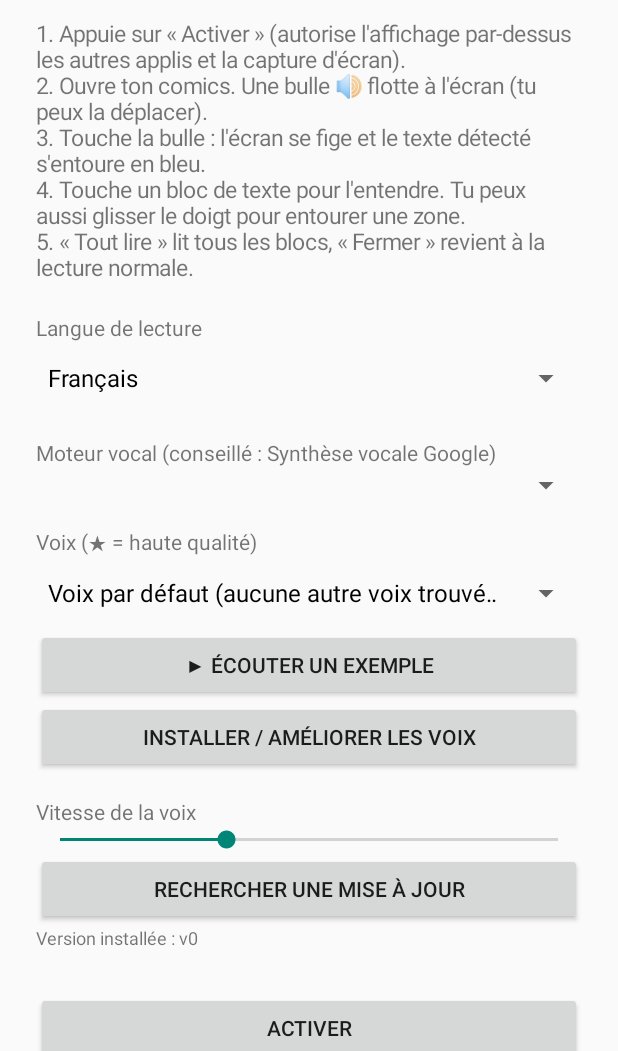
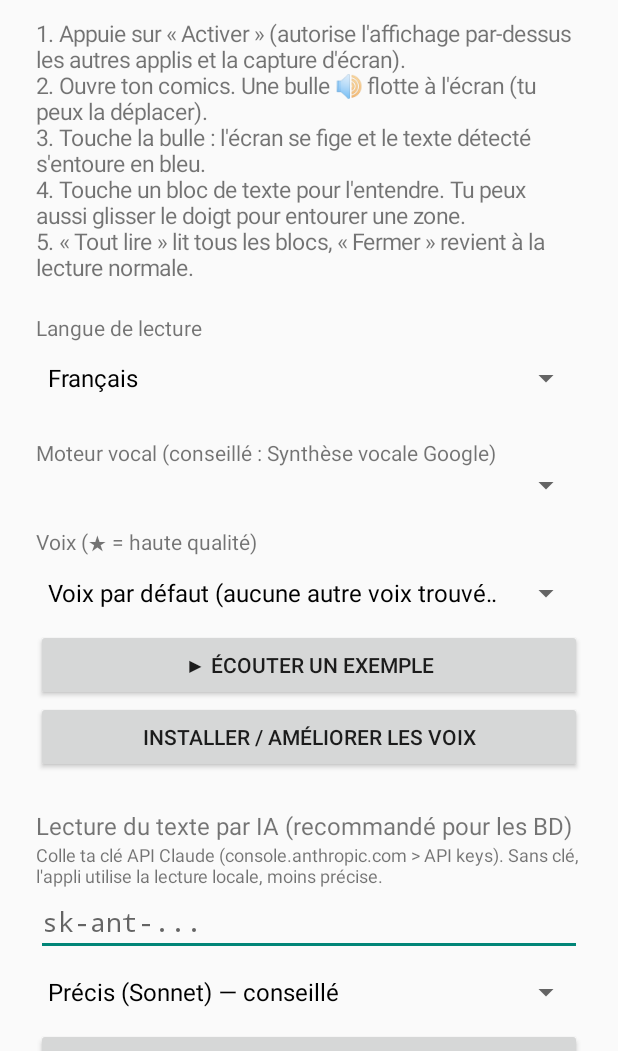
Before and after one commit to idriiss932/lecteur-ecran, an Android app: the screen it shows after launch (MainActivity), on a phone screen of 412 x 824 dp, the part 185-1236 px from its top. Run offline under Robolectric (Android 15) with nearby library versions, the phone set to English and light mode, and no system bars.

Commit message:
Lecture du texte par IA (API Claude) avec repli sur la détection locale
Co-Authored-By: Claude Sonnet 5.5 <noreply@anthropic.com>
Claude-Session: https://claude.ai/code/session_012y47pePGTRWhs77PCumJeD

```diff
--- a/app/src/main/java/com/example/lecteurecran/MainActivity.kt
+++ b/app/src/main/java/com/example/lecteurecran/MainActivity.kt
@@ -16,7 +16,11 @@ import android.speech.tts.Voice
 import android.view.View
 import android.widget.AdapterView
 import android.widget.ArrayAdapter
+import android.text.Editable
+import android.text.InputType
+import android.text.TextWatcher
 import android.widget.Button
+import android.widget.EditText
 import android.widget.LinearLayout
 import android.widget.ScrollView
 import android.widget.SeekBar
@@ -154,6 +158,67 @@ class MainActivity : Activity() {
         col.addView(Button(this).apply {
             text = "Installer / améliorer les voix"
             setOnClickListener { openTtsSettings() }
+        })
+
+        // ---- lecture par IA
+        col.addView(TextView(this).apply {
+            text = "Lecture du texte par IA (recommandé pour les BD)"
+            textSize = 16f
+            setPadding(0, dp(24), 0, 0)
+        })
+        col.addView(TextView(this).apply {
+            text = "Colle ta clé API Claude (console.anthropic.com > API keys). Sans clé, l'appli utilise la lecture locale, moins précise."
+            textSize = 12f
+        })
+        col.addView(EditText(this).apply {
+            hint = "sk-ant-..."
+            inputType = InputType.TYPE_CLASS_TEXT or InputType.TYPE_TEXT_VARIATION_PASSWORD
+            setText(prefs.getString("ai_key", ""))
+            addTextChangedListener(object : TextWatcher {
+                override fun afterTextChanged(e: Editable?) {
+                    prefs.edit().putString("ai_key", e?.toString()?.trim() ?: "").apply()
+                }
+                override fun beforeTextChanged(s: CharSequence?, a: Int, b: Int, c: Int) {}
+                override fun onTextChanged(s: CharSequence?, a: Int, b: Int, c: Int) {}
+            })
+        })
+        val models = listOf(
+            "Précis (Sonnet) — conseillé" to AiOcr.MODEL_PRECISE,
+            "Rapide et économique (Haiku)" to AiOcr.MODEL_FAST
+        )
+        val modelSpinner = Spinner(this)
+        modelSpinner.adapter = ArrayAdapter(
+            this, android.R.layout.simple_spinner_dropdown_item, models.map { it.first }
+        )
+        modelSpinner.setSelection(
+            models.indexOfFirst { it.second == prefs.getString("ai_model", AiOcr.MODEL_PRECISE) }.coerceAtLeast(0)
+        )
+        modelSpinner.onItemSelectedListener = object : AdapterView.OnItemSelectedListener {
+            override fun onItemSelected(p: AdapterView<*>?, v: View?, pos: Int, id: Long) {
+                prefs.edit().putString("ai_model", models[pos].second).apply()
+            }
+            override fun onNothingSelected(p: AdapterView<*>?) {}
+        }
+        col.addView(modelSpinner)
+        col.addView(Button(this).apply {
+            text = "Tester la clé"
+            setOnClickListener {
+                val key = prefs.getString("ai_key", "")?.trim().orEmpty()
+                val model = prefs.getString("ai_model", AiOcr.MODEL_PRECISE) ?: AiOcr.MODEL_PRECISE
+                if (key.isEmpty()) {
+                    toast("Colle d'abord ta clé")
+                } else {
+                    toast("Test en cours…")
+                    Thread {
+                        val msg = try {
+                            "Clé valable : l'IA répond « ${AiOcr.ping(key, model)} »"
+                        } catch (e: Exception) {
+                            "Échec : ${e.message}"
+                        }
+                        runOnUiThread { toast(msg) }
+                    }.start()
+                }
+            }
         })
 
         // ---- vitesse
```
Also changed, not shown: app/src/main/java/com/example/lecteurecran/AiOcr.kt (added, +119 -0 lines), app/src/main/java/com/example/lecteurecran/OverlayService.kt (+101 -9 lines), app/src/main/java/com/example/lecteurecran/PickerView.kt (+14 -9 lines).
